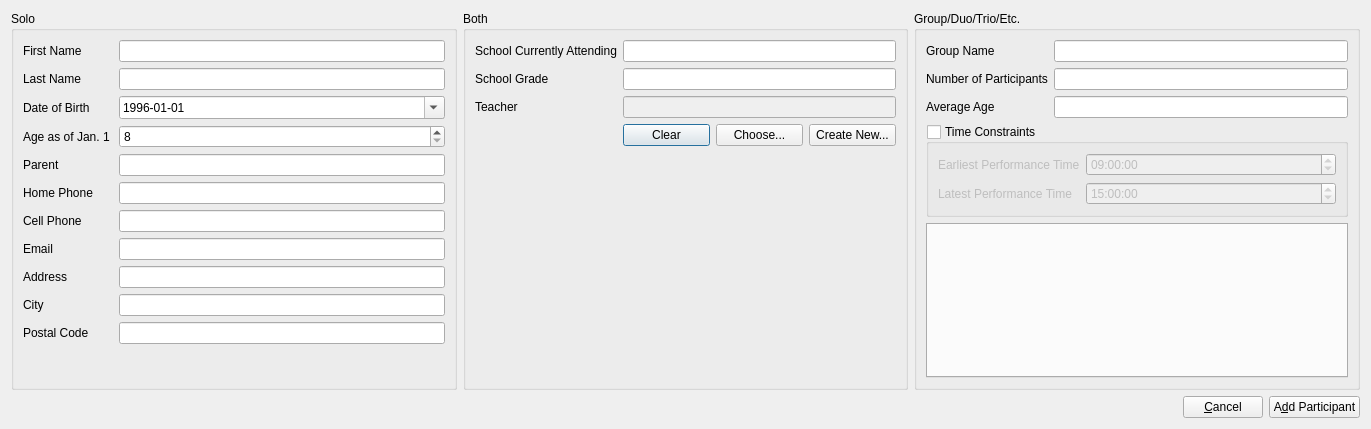
This is Forms/ui_addParticipantDialog.ui in diana134/afs as Qt 5 draws it before an edit. The edited form follows.
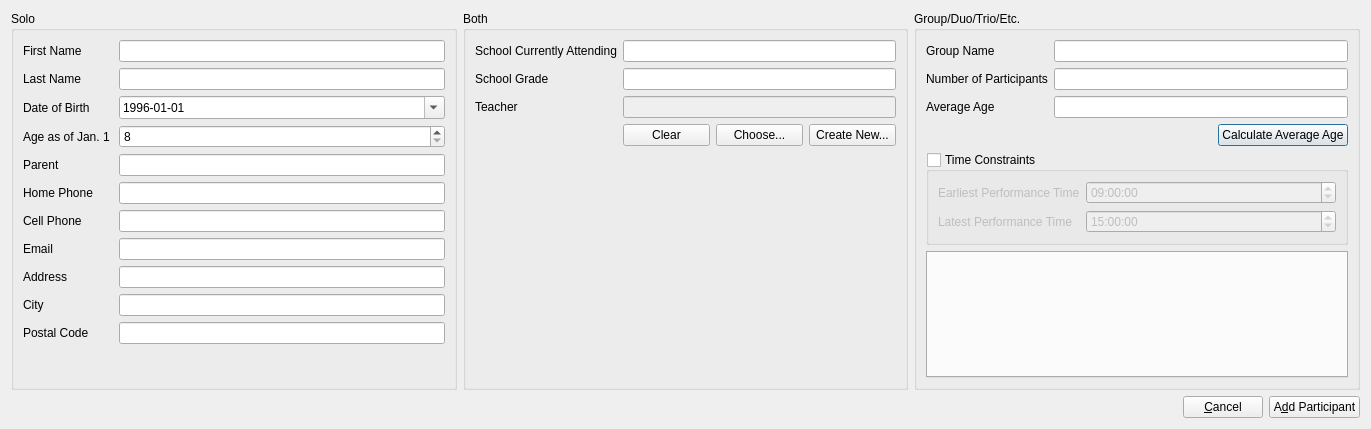
This is the edited form.

Commit message: Added average age calculator

```diff
--- a/Forms/ui_addParticipantDialog.ui
+++ b/Forms/ui_addParticipantDialog.ui
@@ -61,7 +61,31 @@
         </property>
        </widget>
       </item>
-      <item row="3" column="0" colspan="2">
+      <item row="3" column="1">
+       <layout class="QHBoxLayout" name="horizontalLayout_3">
+        <item>
+         <spacer name="horizontalSpacer_2">
+          <property name="orientation">
+           <enum>Qt::Horizontal</enum>
+          </property>
+          <property name="sizeHint" stdset="0">
+           <size>
+            <width>40</width>
+            <height>20</height>
+           </size>
+          </property>
+         </spacer>
+        </item>
+        <item>
+         <widget class="QPushButton" name="calculateAverageAgeBtn">
+          <property name="text">
+           <string>Calculate Average Age</string>
+          </property>
+         </widget>
+        </item>
+       </layout>
+      </item>
+      <item row="5" column="0" colspan="2">
        <widget class="QGroupBox" name="timeConstraintsGroupBox">
         <property name="title">
          <string>Time Constraints</string>
@@ -115,7 +139,7 @@
         </layout>
        </widget>
       </item>
-      <item row="4" column="0" colspan="2">
+      <item row="6" column="0" colspan="2">
        <widget class="QTabWidget" name="participantTabWidget">
         <property name="currentIndex">
          <number>-1</number>
```
Left out of the diff: 1 changed line with no effect on the pictures. The commit also changes 7 other files.
